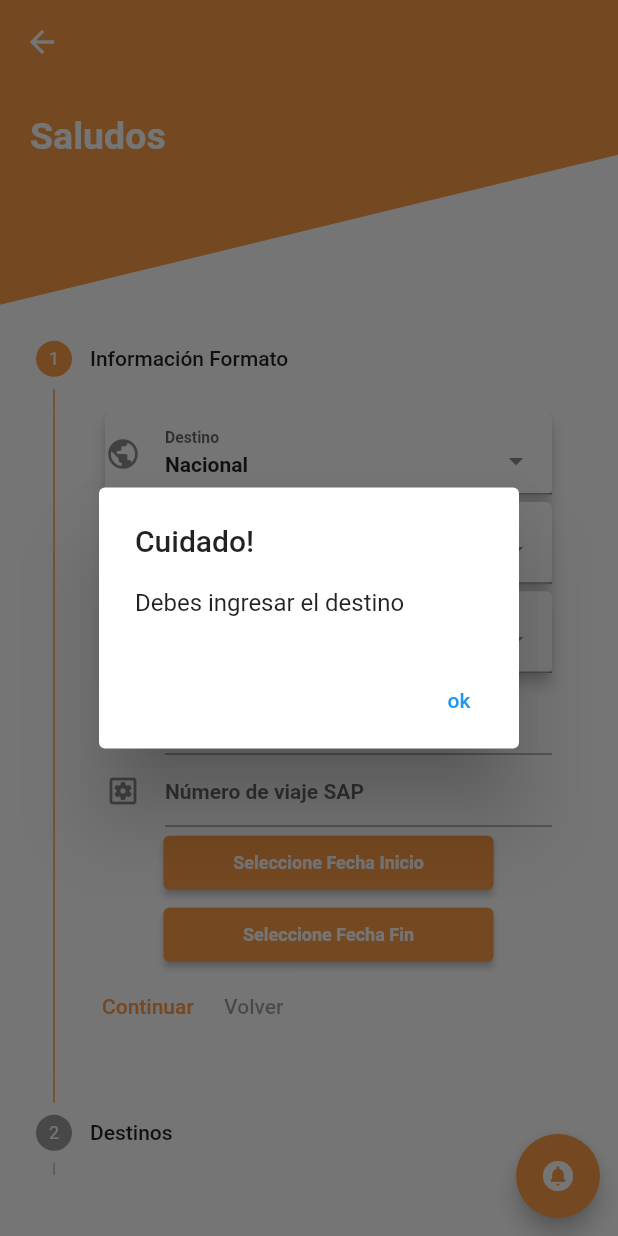
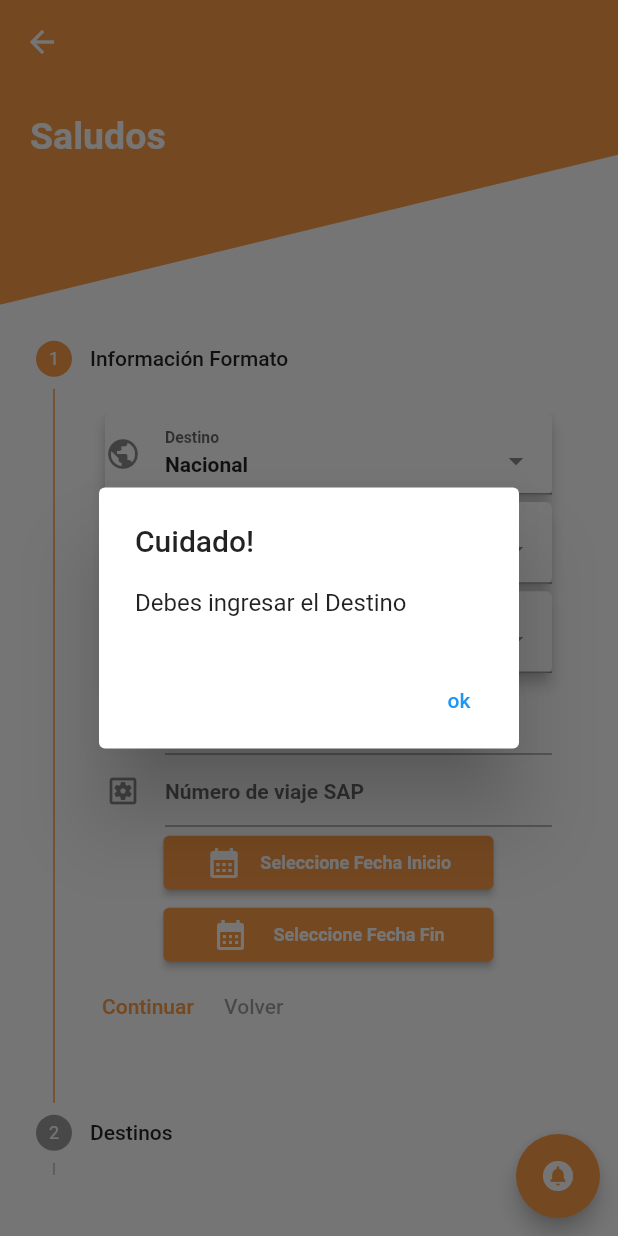
Before and after one commit to David-ctrlDev/MSM_Flutter_APP, a Flutter app: the TravelExpensesForm screen opened directly with empty values, after a tap on "Continuar", on a phone screen of 412 x 824 dp. Run offline on Flutter 3.47's test engine with Material 2 defaults, Android fonts, the phone set to English and light mode, and no system bars; drawn by our look-alikes of select_form_field; our stand-ins replace flutter_custom_clippers, flutter_easyloading, image_picker; missing offline and left inert: draggable_fab; Roboto replaces fonts that are missing (Helvetica).

```diff
--- a/lib/components/alertDialog.dart
+++ b/lib/components/alertDialog.dart
@@ -1,6 +1,6 @@
 import 'package:flutter/material.dart';
 
-Future<void> alertDialog(context) async {
+Future<void> alertDialog(context,message) async {
 
   return showDialog<void>(
     context: context,
@@ -8,7 +8,7 @@ Future<void> alertDialog(context) async {
     builder: (BuildContext context,) {
       return AlertDialog(
               title:Text("Cuidado!"),
-              content: SingleChildScrollView(child:Text("Debes ingresar el destino")),
+              content: SingleChildScrollView(child:Text("Debes ingresar el $message")),
         actions: <Widget>[
           TextButton(
             child: const Text('ok'),
--- a/lib/components/cameraPicture.dart
+++ b/lib/components/cameraPicture.dart
@@ -18,7 +18,7 @@ class _ImagePickerState extends State<ImagePickerWidget> {
     return SingleChildScrollView(
           child: Column(
             children: <Widget>[
-              _ImageView(_imgPath),
+              imageView(_imgPath),
               ElevatedButton(
                 onPressed: _takePhoto,
                 child: Text ("Foto"),
@@ -31,7 +31,7 @@ class _ImagePickerState extends State<ImagePickerWidget> {
           ),
         );
   }
-  Widget _ImageView(imgPath) {
+  Widget imageView(imgPath) {
     if (imgPath == null) {
       return Center(
                  child:Text("Seleccione una foto o tome una foto"),
--- a/lib/components/travelExpensesFormContainer1.dart
+++ b/lib/components/travelExpensesFormContainer1.dart
@@ -15,8 +15,8 @@ var associatedValue;
 var accountValue;
 var dateValueIni;
 var dateValueEnd;
-var travelObject;
-var sapNumber;
+var travelObject =  TextEditingController();
+var sapNumber    =  TextEditingController();
 dynamic _items3 = [
   {
     'value': 'corporativo',
@@ -103,6 +103,7 @@ class _FormContainer1 extends State<FormContainer1> {
       Container(
           padding: EdgeInsets.fromLTRB(10, 0, 10, 0),
           child: TextField(
+            controller: travelObject ,
             decoration: InputDecoration(
                 icon: Icon(Icons.bookmark_added_sharp),
                 hintText: 'Objeto del viaje',
@@ -112,6 +113,7 @@ class _FormContainer1 extends State<FormContainer1> {
       Container(
           padding: EdgeInsets.fromLTRB(10, 0, 10, 0),
           child: TextField(
+            controller: sapNumber,
             decoration: InputDecoration(
                 icon: Icon(Icons.settings_applications_outlined),
                 hintText: 'Número de viaje SAP',
@@ -122,18 +124,30 @@ class _FormContainer1 extends State<FormContainer1> {
         style: ButtonStyle(
             fixedSize: MaterialStateProperty.all(Size.fromWidth(220))),
         onPressed: () => _selectDate(context),
-        child: Text(
-          selectDate1Text,
-          style: TextStyle(fontWeight: FontWeight.bold, fontSize: 12),
+        child: Row(
+           mainAxisAlignment: MainAxisAlignment.spaceEvenly,
+          children: [
+            Icon(Icons.calendar_month),
+            Text(
+              selectDate1Text,
+              style: TextStyle(fontWeight: FontWeight.bold, fontSize: 12),
+            ),
+          ],
         ),
       ),
       ElevatedButton(
         style: ButtonStyle(
             fixedSize: MaterialStateProperty.all(Size.fromWidth(220))),
         onPressed: () => _selectDate2(context),
-        child: Text(
-          selectDate2Text,
-          style: TextStyle(fontWeight: FontWeight.bold, fontSize: 12),
+        child: Row(
+          mainAxisAlignment: MainAxisAlignment.spaceEvenly,
+          children: [
+            Icon(Icons.calendar_month),
+            Text(
+              selectDate2Text,
+              style: TextStyle(fontWeight: FontWeight.bold, fontSize: 12),
+            ),
+          ],
         ),
       )
     ])));
--- a/lib/components/travelExpensesFormContainer2.dart
+++ b/lib/components/travelExpensesFormContainer2.dart
@@ -291,6 +291,12 @@ Future<void> _showMyDialogMain(context) async {
            ],),
          )),
    actions: <Widget>[
+     TextButton(
+            child: const Text('Cancelar'),
+            onPressed: () {
+              Navigator.of(context).pop();
+            },
+          ),
           TextButton(
             child: const Text('Agregar'),
             onPressed: () {
--- a/lib/main.dart
+++ b/lib/main.dart
@@ -13,9 +13,8 @@ class MyHttpOverrides extends HttpOverrides {  @override
   }
 }
 
-Future<void> main() async {
+void main()  {
   HttpOverrides.global = new MyHttpOverrides();
-
   runApp(MyApp());
 }
 
--- a/lib/pages/travelExpenses/travelExpensesForm.dart
+++ b/lib/pages/travelExpenses/travelExpensesForm.dart
@@ -1,4 +1,3 @@
-
 import 'package:flutter/material.dart';
 import 'package:msm_mobile_app/components/alertDialog.dart';
 import 'package:msm_mobile_app/components/cameraPicture.dart';
@@ -115,8 +114,28 @@ class _TravelExpensesFormState extends State<TravelExpensesForm> {
                              case 0:{
 
                                 if(associatedValue == null || associatedValue== ""){
-                                alertDialog(context);
-                                currentStep = -1;
+                                  alertDialog(context, "Destino");
+                                  currentStep = -1;
+                                }
+                                else if(accountValue == null || accountValue ==""){
+                                  alertDialog(context,"Viaje Asociado");
+                                  currentStep = -1;
+                                }
+                                else if(travelObject.text ==""){
+                                  alertDialog(context,"Objeto del Viaje");
+                                  currentStep = -1;
+                                }
+                                else if(sapNumber.text ==""){
+                                  alertDialog(context,"Número Sap");
+                                  currentStep = -1;
+                                }
+                                else if(dateValueIni == null || dateValueIni ==""){
+                                  alertDialog(context,"Viaje Asociado");
+                                  currentStep = -1;
+                                }
+                                else if(dateValueEnd == null || dateValueEnd ==""){
+                                  alertDialog(context,"Viaje Asociado");
+                                  currentStep = -1;
                                 }
                              }
                                break;
```
